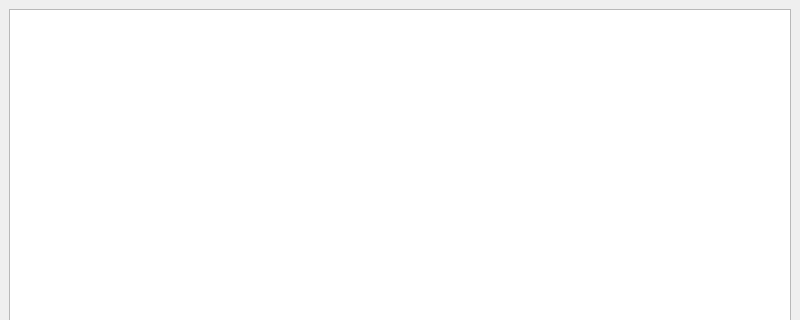
Old version of the form python/maingui.ui in the repository Matjes67/RCtajm; both pictures show x 0 to 800 and y 0 to 320 of the 800 by 600 pixel window.
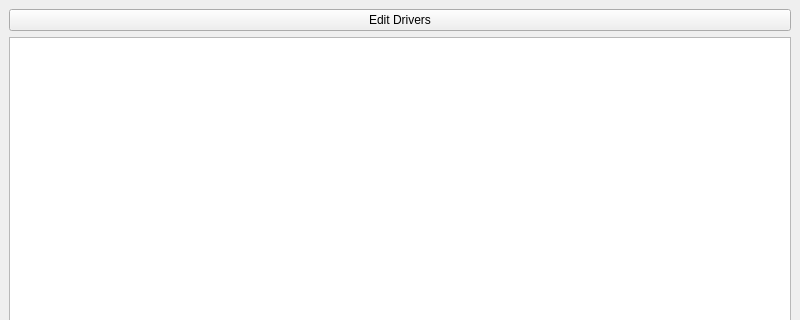
New version of the form.

What changed in the file:
```diff
--- a/python/maingui.ui
+++ b/python/maingui.ui
@@ -17,16 +17,27 @@
    <layout class="QGridLayout" name="gridLayout_2">
     <item row="0" column="0">
      <layout class="QGridLayout" name="gridLayout">
-      <item row="0" column="0">
-       <widget class="QTableView" name="tableView"/>
-      </item>
-      <item row="1" column="0">
+      <item row="2" column="0">
        <widget class="QLabel" name="labelPackets">
         <property name="text">
          <string>TextLabel</string>
         </property>
        </widget>
       </item>
+      <item row="1" column="0">
+       <widget class="QTableView" name="tableView">
+        <property name="sortingEnabled">
+         <bool>true</bool>
+        </property>
+       </widget>
+      </item>
+      <item row="0" column="0">
+       <widget class="QPushButton" name="buttonEditDrivers">
+        <property name="text">
+         <string>Edit Drivers</string>
+        </property>
+       </widget>
+      </item>
      </layout>
     </item>
    </layout>
```
Left out of the diff: 2 changed lines with no effect on the pictures.
